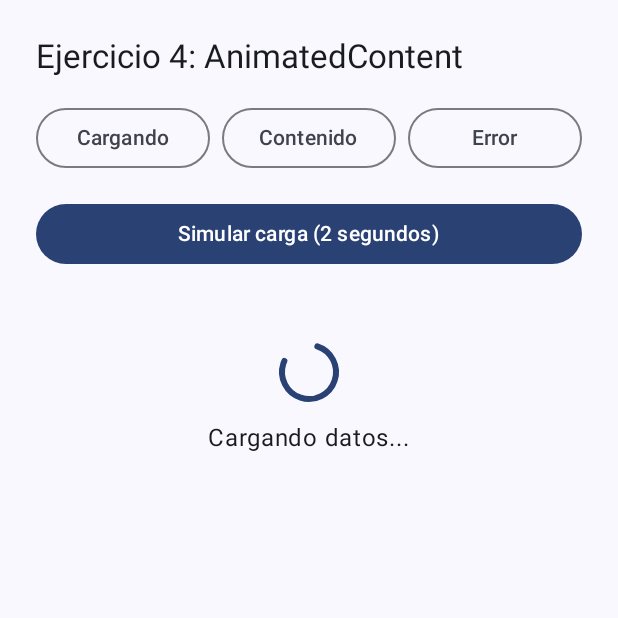
After one commit to boristito-a11y/Lab13, an Android app built with Jetpack Compose: the composable Ejercicio4Contenido shown on its own in the app's theme, on a phone screen of 412 x 824 dp, the top half of it. The commit adds this screen. Run offline under Robolectric (Android 15) with nearby library versions, the phone set to English and light mode, and no system bars.

Commit message:
feat(ej4): agrega estados Cargando, Contenido y Error con AnimatedContent

```diff
--- /dev/null
+++ b/app/src/main/java/com/tecsup/lab13/Ejercicio4Contenido.kt
@@ -0,0 +1,105 @@
+package com.tecsup.lab13
+
+import androidx.compose.animation.*
+import androidx.compose.animation.core.*
+import androidx.compose.foundation.layout.*
+import androidx.compose.material3.*
+import androidx.compose.runtime.*
+import androidx.compose.ui.Alignment
+import androidx.compose.ui.Modifier
+import androidx.compose.ui.unit.dp
+import kotlinx.coroutines.delay
+import kotlin.random.Random
+
+enum class EstadoPantalla { Cargando, Contenido, Error }
+
+@Composable
+fun Ejercicio4Contenido() {
+    var estado by remember { mutableStateOf(EstadoPantalla.Cargando) }
+    var intentos by remember { mutableIntStateOf(0) }
+
+    // Simula una carga: 2 segundos cargando y luego sale Contenido o Error al azar
+    LaunchedEffect(intentos) {
+        if (intentos > 0) {
+            estado = EstadoPantalla.Cargando
+            delay(2000)
+            estado = if (Random.nextBoolean()) EstadoPantalla.Contenido else EstadoPantalla.Error
+        }
+    }
+
+    Column(
+        modifier = Modifier
+            .fillMaxSize()
+            .padding(24.dp),
+        verticalArrangement = Arrangement.spacedBy(16.dp)
+    ) {
+        Text("Ejercicio 4: AnimatedContent", style = MaterialTheme.typography.titleLarge)
+
+        Row(
+            modifier = Modifier.fillMaxWidth(),
+            horizontalArrangement = Arrangement.spacedBy(8.dp)
+        ) {
+            EstadoPantalla.entries.forEach { opcion ->
+                OutlinedButton(
+                    onClick = { estado = opcion },
+                    modifier = Modifier.weight(1f),
+                    contentPadding = PaddingValues(horizontal = 4.dp, vertical = 8.dp)
+                ) {
+                    Text(opcion.name, maxLines = 1)
+                }
+            }
+        }
+
+        Button(onClick = { intentos++ }, modifier = Modifier.fillMaxWidth()) {
+            Text("Simular carga (2 segundos)")
+        }
+
+        AnimatedContent(
+            targetState = estado,
+            modifier = Modifier.fillMaxWidth(),
+            transitionSpec = {
+                fadeIn(animationSpec = tween(durationMillis = 700, delayMillis = 200)) togetherWith
+                        fadeOut(animationSpec = tween(durationMillis = 300))
+            },
+            contentAlignment = Alignment.Center,
+            label = "estado"
+        ) { estadoActual ->
+            when (estadoActual) {
+                EstadoPantalla.Cargando -> Column(
+                    modifier = Modifier
+                        .fillMaxWidth()
+                        .padding(32.dp),
+                    horizontalAlignment = Alignment.CenterHorizontally
+                ) {
+                    CircularProgressIndicator()
+                    Spacer(modifier = Modifier.height(12.dp))
+                    Text("Cargando datos...")
+                }
+
+                EstadoPantalla.Contenido -> Card(modifier = Modifier.fillMaxWidth()) {
+                    Column(modifier = Modifier.padding(16.dp)) {
+                        Text("Ranking de jugadores", style = MaterialTheme.typography.titleMedium)
+                        Spacer(modifier = Modifier.height(8.dp))
+                        Text("1. Ana - 1200 pts")
+                        Text("2. Luis - 950 pts")
+                        Text("3. Boris - 870 pts")
+                    }
+                }
+
+                EstadoPantalla.Error -> Column(
+                    modifier = Modifier
+                        .fillMaxWidth()
+                        .padding(32.dp),
+                    horizontalAlignment = Alignment.CenterHorizontally
+                ) {
+                    Text(
+                        "No se pudo cargar la información",
+                        color = MaterialTheme.colorScheme.error,
+                        style = MaterialTheme.typography.titleMedium
+                    )
+                    Text("Revisa tu conexión e intenta otra vez.")
+                }
+            }
+        }
+    }
+}
--- a/app/src/main/java/com/tecsup/lab13/MainActivity.kt
+++ b/app/src/main/java/com/tecsup/lab13/MainActivity.kt
@@ -40,6 +40,7 @@ fun AppLab13(modifier: Modifier = Modifier) {
             "ej1" -> Ejercicio1Visibilidad()
             "ej2" -> Ejercicio2Color()
             "ej3" -> Ejercicio3TamanoPosicion()
+            "ej4" -> Ejercicio4Contenido()
             else -> Text("Proximamente", modifier = Modifier.padding(24.dp))
         }
     }
```
